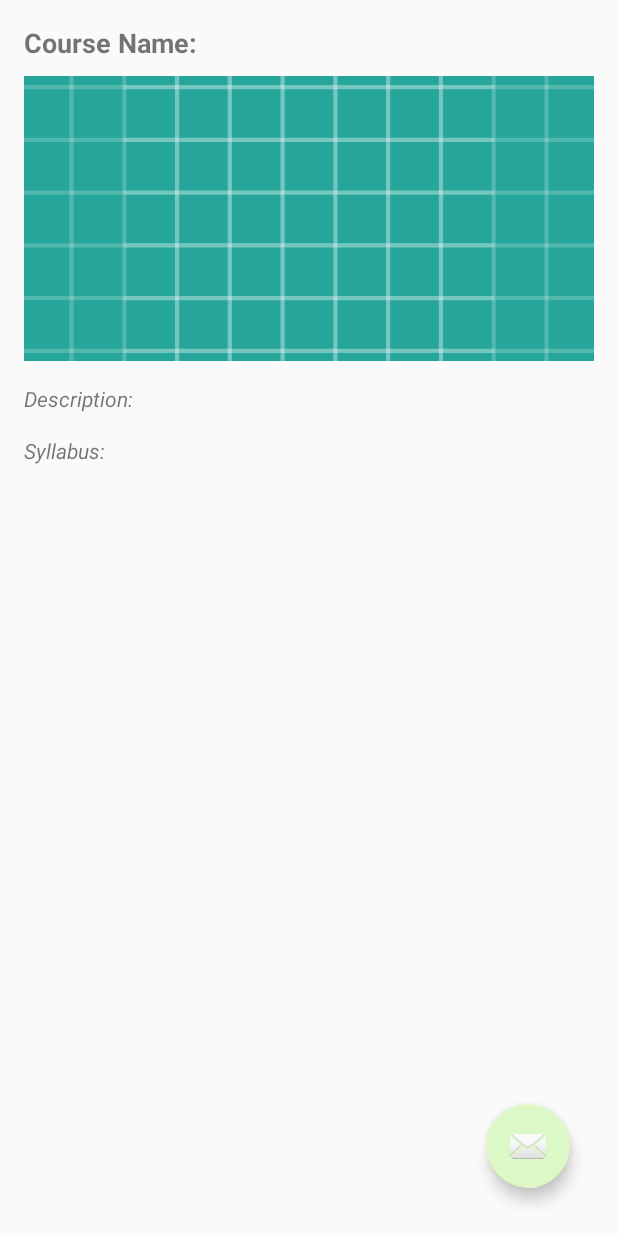
After one commit to TitoNadar/EduEasy, an Android app: the layout activity_courses_detailed.xml on its own in the app's theme, with its tools: preview values and no code run, on a phone screen of 412 x 824 dp. The commit adds this screen. Run offline under Robolectric (Android 15) with nearby library versions, the phone set to English and light mode, and no system bars.

Commit message:
detailed done

```diff
--- a/app/src/main/AndroidManifest.xml
+++ b/app/src/main/AndroidManifest.xml
@@ -1,7 +1,9 @@
 <?xml version="1.0" encoding="utf-8"?>
 <manifest xmlns:android="http://schemas.android.com/apk/res/android"
     package="tito.example.com.edueasy">
-<uses-permission android:name="android.permission.INTERNET"></uses-permission>
+
+    <uses-permission android:name="android.permission.INTERNET" />
+
     <application
         android:allowBackup="true"
         android:icon="@mipmap/ic_launcher"
@@ -19,6 +21,8 @@
                 <category android:name="android.intent.category.LAUNCHER" />
             </intent-filter>
         </activity>
+        <activity android:name=".CoursesDetailedActivity" />
+        <activity android:name=".PlayActivity"></activity>
     </application>
 
 </manifest>
--- /dev/null
+++ b/app/src/main/res/layout/activity_courses_detailed.xml
@@ -0,0 +1,58 @@
+<?xml version="1.0" encoding="utf-8"?>
+<RelativeLayout xmlns:android="http://schemas.android.com/apk/res/android"
+    android:layout_width="match_parent"
+    android:layout_height="match_parent"
+    xmlns:app="http://schemas.android.com/apk/res-auto"
+    android:padding="16dp"
+    android:orientation="vertical">
+
+    <TextView
+        android:layout_width="wrap_content"
+        android:layout_height="wrap_content"
+        android:text="Course Name:"
+        android:textStyle="bold"
+        android:textSize="18sp"
+        android:id="@+id/Course_name2"/>
+
+    <ImageView
+        android:id="@+id/Course_imageview2"
+        android:layout_width="match_parent"
+        android:layout_height="190dp"
+        android:layout_gravity="center_vertical"
+        android:scaleType="centerCrop"
+        android:src="@drawable/ic_launcher_background"
+        android:layout_marginTop="10dp"
+        android:layout_below="@+id/Course_name2"/>
+
+    <TextView
+        android:layout_width="wrap_content"
+        android:layout_height="wrap_content"
+        android:text="Description:"
+        android:textStyle="italic"
+        android:textSize="14sp"
+        android:id="@+id/Course_description_2"
+        android:layout_marginTop="15dp"
+        android:layout_below="@+id/Course_imageview2"/>
+
+    <TextView
+        android:layout_width="wrap_content"
+        android:layout_height="wrap_content"
+        android:text="Syllabus:"
+        android:textStyle="italic"
+        android:textSize="14sp"
+        android:id="@+id/Course_syllabus"
+        android:layout_marginTop="15dp"
+        android:layout_below="@+id/Course_description_2"/>
+
+    <android.support.design.widget.FloatingActionButton
+        android:id="@+id/fab"
+        android:layout_width="wrap_content"
+        android:layout_height="wrap_content"
+        android:layout_gravity="bottom|end"
+        android:layout_margin="@dimen/fab_margin"
+        app:srcCompat="@android:drawable/ic_dialog_email"
+        android:layout_alignParentBottom="true"
+        android:layout_alignParentRight="true"
+        />
+
+</RelativeLayout>
```
Also changed, not shown: app/src/main/java/tito/example/com/edueasy/Adapter/Courses_Adapter.java (+8 -1 lines), app/src/main/java/tito/example/com/edueasy/CoursesDetailedActivity.java (added, +48 -0 lines), app/src/main/java/tito/example/com/edueasy/Fragment/Courses.java (+4 -3 lines), app/src/main/java/tito/example/com/edueasy/PlayActivity.java (added, +35 -0 lines), app/src/main/res/layout/activity_web_view.xml (added, +12 -0 lines), app/src/main/res/layout/feed_item.xml (+9 -8 lines), 1 other file.
